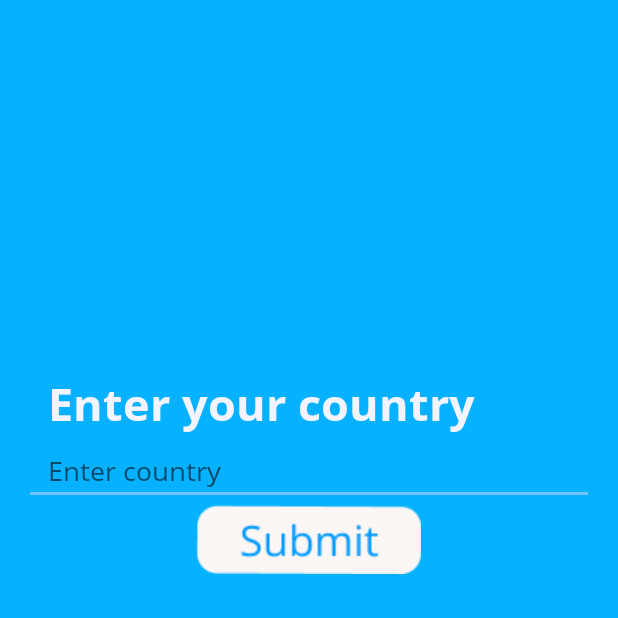
After one commit to aayush-meshram/spider-project-newsapp, an Android app: the CountryActivity screen opened directly, with no data from a screen before it, on a phone screen of 412 x 824 dp, the top half of it. The commit adds this screen. Run offline under Robolectric (Android 15) with nearby library versions, the phone set to English and light mode, and no system bars.

Commit message:
news via search is done; first commit on top headlines for given country

```diff
--- a/app/build.gradle
+++ b/app/build.gradle
@@ -26,12 +26,15 @@ dependencies {
     implementation fileTree(dir: "libs", include: ["*.jar"])
     implementation 'androidx.appcompat:appcompat:1.2.0'
     implementation 'androidx.constraintlayout:constraintlayout:2.0.1'
+
     implementation 'gr.pantrif:easy-android-splash-screen:0.0.1'
     implementation 'com.android.volley:volley:1.1.1'
     implementation 'com.google.code.gson:gson:2.8.6'
     implementation 'com.squareup.picasso:picasso:2.71828'
+    implementation 'com.daimajia.androidanimations:library:2.4@aar'
     implementation 'androidx.cardview:cardview:1.0.0'
     implementation 'androidx.recyclerview:recyclerview:1.1.0'
+
     testImplementation 'junit:junit:4.12'
     androidTestImplementation 'androidx.test.ext:junit:1.1.2'
     androidTestImplementation 'androidx.test.espresso:espresso-core:3.3.0'
--- /dev/null
+++ b/app/src/main/java/com/news/reporter/CountryActivity.java
@@ -0,0 +1,51 @@
+package com.news.reporter;
+
+import androidx.appcompat.app.AppCompatActivity;
+
+import android.os.Bundle;
+import android.view.View;
+import android.widget.ArrayAdapter;
+import android.widget.AutoCompleteTextView;
+import android.widget.ImageButton;
+
+import java.util.ArrayList;
+
+public class CountryActivity extends AppCompatActivity {
+
+    public AutoCompleteTextView mACTV;
+    public ImageButton mButtonSearch;
+
+    public String[] country = {"Argentina", "Australia", "Austria", "Belgium", "Brazil", "Bulgaria",
+        "Canada", "China", "Colombia", "Cuba", "Czech Republic", "Egypt", "France", "Germany", "Greece",
+        "Hong Kong", "India", "Indonesia", "Ireland", "Israel", "Italy", "Japan", "Latvia", "Lithuania",
+            "Malaysia", "Mexico", "Morocco", "Netherlands", "New Zealand", "Nigeria", "Norway",
+        "Philippines", "Poland", "Portugal", "Romania", "Russia", "Saudi Arabia", "Serbia", "Singapore",
+        "Slovakia", "Slovenia", "South Africa", "South Korea", "Sweden", "Switzerland", "Taiwan", "Thailand",
+        "Turkey", "UAE", "Ukraine", "United Kingdom", "United States", "Venuzuela"};
+
+    public String[] countryCode = {"ar", "au", "at", "be", "br", "bg", "ca", "cn", "co", "cu", "cz", "eg",
+        "fr", "de", "gr", "hk", "in", "id", "ie", "il", "it", "jp", "lv", "lt", "my", "mx", "ma", "nl", "nz",
+        "ng", "no", "ph", "pl", "pt", "ro", "ru", "sa", "rs", "sg", "sk", "si", "za", "kr", "se", "ch", "tw", "th",
+        "tr", "ae", "ua", "gb", "us", "ve"};
+
+    @Override
+    protected void onCreate(Bundle savedInstanceState) {
+        super.onCreate(savedInstanceState);
+        setContentView(R.layout.activity_country);
+
+        mButtonSearch = findViewById(R.id.searchButton);
+        mACTV = findViewById(R.id.searchText);
+
+        ArrayAdapter<String> mAdapter = new ArrayAdapter<String>(CountryActivity.this, android.R.layout.select_dialog_item, country);
+        mACTV.setThreshold(1);
+        mACTV.setAdapter(mAdapter);
+
+        mButtonSearch.setOnClickListener(new View.OnClickListener() {
+            @Override
+            public void onClick(View view) {
+                String s = mACTV.getText().toString();
+
+            }
+        });
+    }
+}
--- a/app/src/main/java/com/news/reporter/MainActivity.java
+++ b/app/src/main/java/com/news/reporter/MainActivity.java
@@ -39,6 +39,7 @@ public class MainActivity extends AppCompatActivity {
     private Handler handler;
     private EditText mEdit;
     private ImageButton mButton;
+    private ImageButton button2;
 
     @Override
     protected void onCreate(Bundle savedInstanceState) {
@@ -63,4 +64,8 @@ public class MainActivity extends AppCompatActivity {
         intent.putExtra("searchQuery", text);
         startActivity(intent);
     }
+
+    public void startCountryActivity(View view) {
+        Intent intent = new Intent(this, CountryActivity.class);
+    }
 }
--- /dev/null
+++ b/app/src/main/res/anim/slide_in_up.xml
@@ -0,0 +1,7 @@
+<?xml version="1.0" encoding="utf-8"?>
+<set xmlns:android="http://schemas.android.com/apk/res/android">
+    <translate
+        android:duration="@android:integer/config_mediumAnimTime"
+        android:fromYDelta="-100%p"
+        android:toYDelta="0%p" />
+</set>
--- /dev/null
+++ b/app/src/main/res/anim/slide_out_down.xml
@@ -0,0 +1,7 @@
+<?xml version="1.0" encoding="utf-8"?>
+<set xmlns:android="http://schemas.android.com/apk/res/android">
+    <translate
+        android:duration="@android:integer/config_mediumAnimTime"
+        android:fromYDelta="0%p"
+        android:toYDelta="100%p" />
+</set>
--- /dev/null
+++ b/app/src/main/res/layout/activity_country.xml
@@ -0,0 +1,42 @@
+<?xml version="1.0" encoding="utf-8"?>
+<RelativeLayout xmlns:android="http://schemas.android.com/apk/res/android"
+    xmlns:app="http://schemas.android.com/apk/res-auto"
+    xmlns:tools="http://schemas.android.com/tools"
+    android:layout_width="match_parent"
+    android:layout_height="match_parent"
+    android:background="@color/electricBlue"
+    android:padding="16dp"
+    tools:context=".CountryActivity">
+
+    <TextView
+        android:layout_width="wrap_content"
+        android:layout_height="wrap_content"
+        android:layout_alignParentTop="true"
+
+        android:layout_marginTop="232dp"
+        android:fontFamily="@font/open_sans_bold"
+        android:paddingStart="16dp"
+        android:paddingEnd="16dp"
+        android:text="Enter your country"
+        android:textColor="@color/white"
+        android:textSize="30sp" />
+
+    <AutoCompleteTextView
+        android:id="@+id/searchText"
+        android:fontFamily="@font/open_sans"
+        android:layout_width="match_parent"
+        android:layout_height="wrap_content"
+        android:layout_marginTop="275dp"
+        android:paddingStart="16dp"
+        android:hint="Enter country"
+        android:paddingEnd="16dp" />
+
+    <ImageButton
+        android:layout_width="150dp"
+        android:layout_height="46dp"
+        android:id="@+id/searchButton"
+        android:layout_below="@id/searchText"
+        android:layout_centerHorizontal="true"
+        android:src="@drawable/submit_button"/>
+
+</RelativeLayout>
--- a/app/src/main/res/values/styles.xml
+++ b/app/src/main/res/values/styles.xml
@@ -5,6 +5,14 @@
         <item name="colorPrimary">@color/electricBlue</item>
         <item name="colorPrimaryDark">@color/aspenBlue</item>
         <item name="colorAccent">@color/Maya</item>
+        <item name="android:windowAnimationStyle">@style/CustomActivityAnimation</item>
+    </style>
+
+    <style name="CustomActivityAnimation" parent="@android:style/Animation.Activity">
+        <item name="android:activityOpenEnterAnimation">@anim/slide_in_up</item>
+        <item name="android:activityOpenExitAnimation">@anim/slide_out_down</item>
+        <item name="android:activityCloseEnterAnimation">@anim/slide_in_up</item>
+        <item name="android:activityCloseExitAnimation">@anim/slide_out_down</item>
     </style>
 
 </resources>
```
Also changed, not shown: app/src/main/AndroidManifest.xml (+5 -4 lines), app/src/main/res/anim/slide_in_down.xml (added, +7 -0 lines), app/src/main/res/anim/slide_out_up.xml (added, +7 -0 lines), app/src/main/res/layout/activity_main.xml (+11 -1 lines), app/src/main/res/drawable-v24/second_activity_button.png (added).
